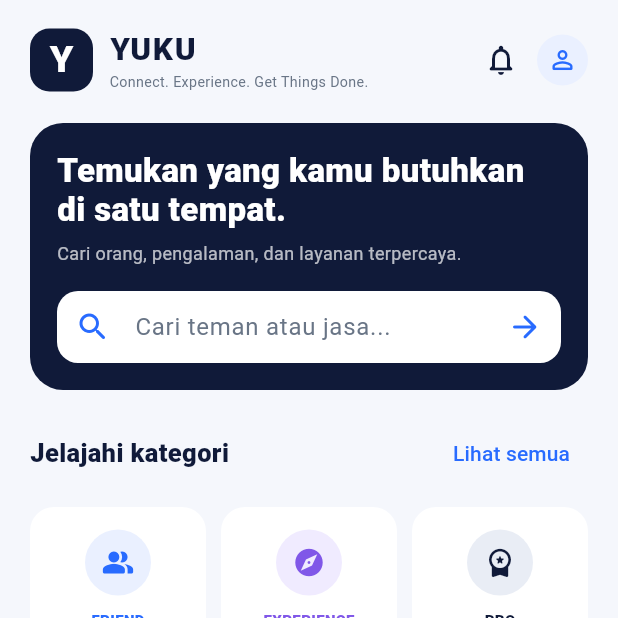
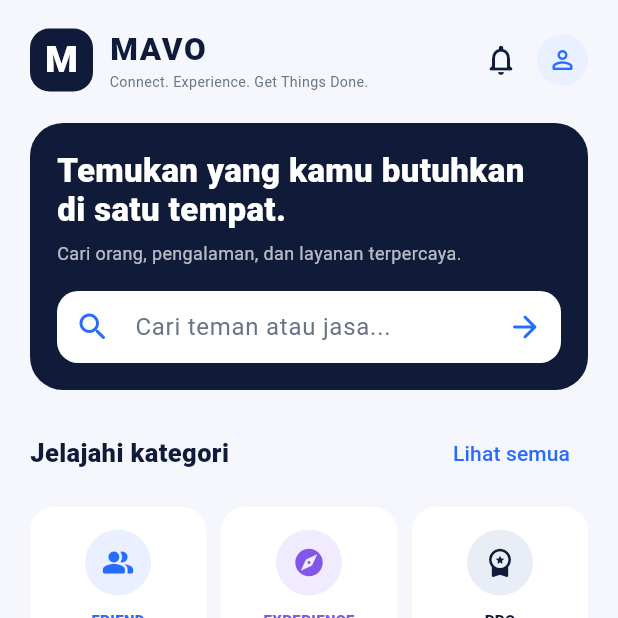
Before and after one commit to gstarsproject/Yuku-pro, a Flutter app: the screen it shows after launch, on a phone screen of 412 x 824 dp, the top half of it. Run offline on Flutter 3.47's test engine with Material 3 defaults, Android fonts, the phone set to English and light mode, and no system bars; network calls fail.

Commit message:
Keep MAVO product name in marketplace home redesign

```diff
--- a/mobile/yuku_app/lib/screens/home_screen.dart
+++ b/mobile/yuku_app/lib/screens/home_screen.dart
@@ -24,10 +24,10 @@ class _HomeScreenState extends State<HomeScreen> {
         SliverPadding(padding: const EdgeInsets.fromLTRB(20, 16, 20, 10), sliver: SliverToBoxAdapter(
           child: Row(children: [
             Container(width: 42, height: 42, decoration: BoxDecoration(color: MavoColors.navy, borderRadius: BorderRadius.circular(13)), alignment: Alignment.center,
-              child: const Text('Y', style: TextStyle(color: Colors.white, fontSize: 25, fontWeight: FontWeight.w900))),
+              child: const Text('M', style: TextStyle(color: Colors.white, fontSize: 25, fontWeight: FontWeight.w900))),
             const SizedBox(width: 11),
             const Expanded(child: Column(crossAxisAlignment: CrossAxisAlignment.start, children: [
-              Text('YUKU', style: TextStyle(fontSize: 21, fontWeight: FontWeight.w900, color: MavoColors.navy, letterSpacing: 1.1)),
+              Text('MAVO', style: TextStyle(fontSize: 21, fontWeight: FontWeight.w900, color: MavoColors.navy, letterSpacing: 1.1)),
               Text('Connect. Experience. Get Things Done.', style: TextStyle(color: MavoColors.muted, fontSize: 9.5)),
             ])),
             IconButton(onPressed: () {}, icon: const Icon(Icons.notifications_none_rounded, color: MavoColors.navy)),
```
